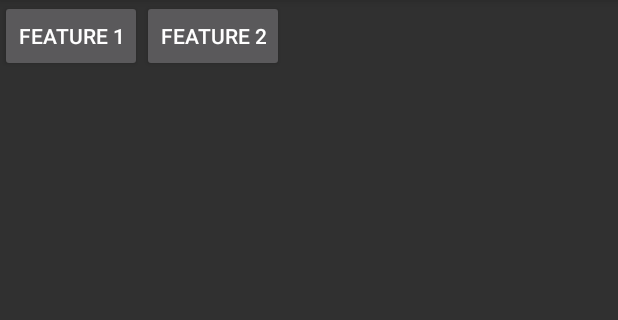
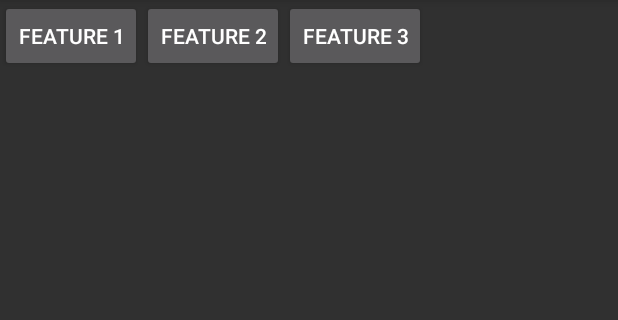
Before and after one commit to crystalDf/GuoLin-Blog-20170412-MyGit, an Android app: the screen it shows after launch (MainActivity), on a phone screen of 412 x 824 dp, the part 84-404 px from its top. Run offline under Robolectric (Android 15) with nearby library versions, the phone set to English and light mode, and no system bars.

Commit message:
add feature-3 on feature-3 branch

```diff
--- a/app/src/main/java/com/star/mygit/MainActivity.java
+++ b/app/src/main/java/com/star/mygit/MainActivity.java
@@ -9,6 +9,7 @@ public class MainActivity extends AppCompatActivity {
 
     private Button mFeature1;
     private Button mFeature2;
+    private Button mFeature3;
 
     @Override
     protected void onCreate(Bundle savedInstanceState) {
@@ -40,5 +41,18 @@ public class MainActivity extends AppCompatActivity {
                 }
             }
         });
+
+        mFeature3 = (Button) findViewById(R.id.feature_3);
+        mFeature3.setOnClickListener(new View.OnClickListener() {
+            @Override
+            public void onClick(View v) {
+                if (getResources().getString(R.string.feature_3)
+                        .equals(mFeature3.getText().toString())) {
+                    mFeature3.setText(R.string.feature_3_display);
+                } else {
+                    mFeature3.setText(R.string.feature_3);
+                }
+            }
+        });
     }
 }
--- a/app/src/main/res/layout/activity_main.xml
+++ b/app/src/main/res/layout/activity_main.xml
@@ -16,4 +16,10 @@
         android:layout_height="wrap_content"
         android:text="@string/feature_2"/>
 
+    <Button
+        android:id="@+id/feature_3"
+        android:layout_width="wrap_content"
+        android:layout_height="wrap_content"
+        android:text="@string/feature_3"/>
+
 </LinearLayout>
--- a/app/src/main/res/values/strings.xml
+++ b/app/src/main/res/values/strings.xml
@@ -4,4 +4,6 @@
     <string name="feature_1_display">Hello World</string>
     <string name="feature_2">Feature 2</string>
     <string name="feature_2_display">Hello Android</string>
+    <string name="feature_3">Feature 3</string>
+    <string name="feature_3_display">Hello Java</string>
 </resources>
```
